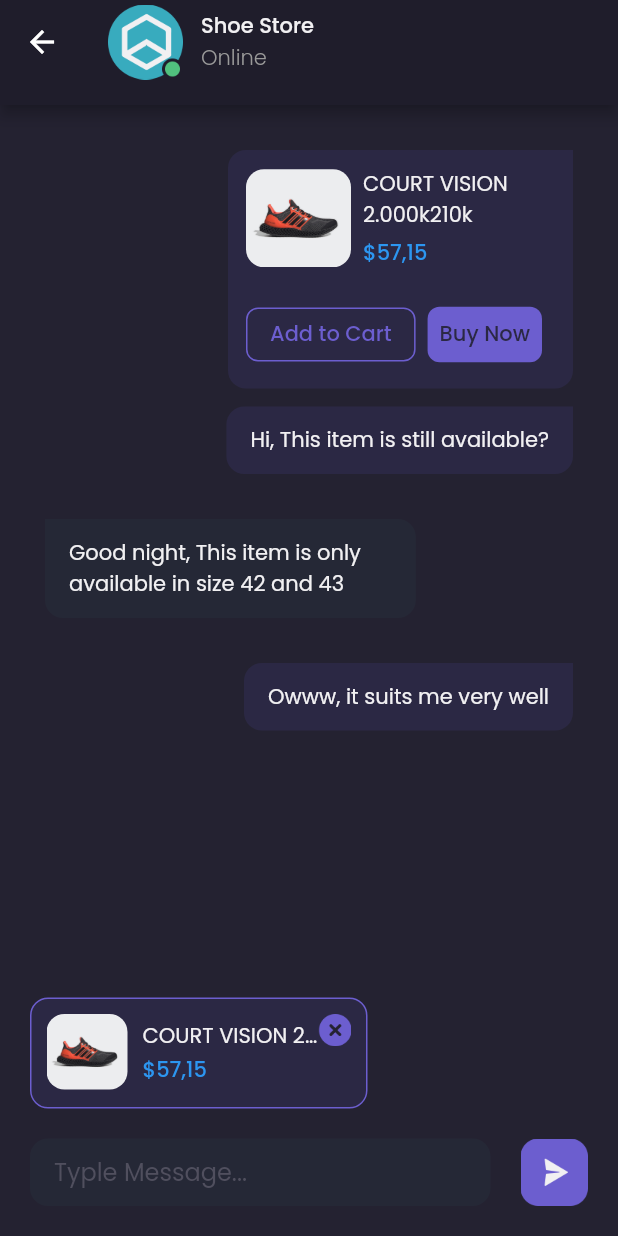
After one commit to rayhanmahardhika/shamo, a Flutter app: the DetailChatPage screen opened by its route, on a phone screen of 412 x 824 dp. The commit adds this screen. Run offline on Flutter 3.47's test engine with Material 2 defaults, Android fonts, the phone set to English and light mode, and no system bars; our stand-ins replace google_fonts.

Commit message:
feat: chat page done

```diff
--- a/lib/main.dart
+++ b/lib/main.dart
@@ -1,4 +1,5 @@
 import 'package:flutter/material.dart';
+import 'package:shamo/pages/detail_chat_page.dart';
 import 'package:shamo/pages/home/main_page.dart';
 import 'package:shamo/pages/sign_in_page.dart';
 import 'package:shamo/pages/sign_up_page.dart';
@@ -17,6 +18,7 @@ class MyApp extends StatelessWidget {
         '/sign-in': (context) => SignInPage(),
         '/sign-up': (context) => SignUpPage(),
         '/home': (context) => MainPage(),
+        '/detail-chat': (context) => DetailChatPage(),
       },
     );
   }
--- /dev/null
+++ b/lib/pages/detail_chat_page.dart
@@ -0,0 +1,181 @@
+import 'package:flutter/material.dart';
+import 'package:shamo/pages/widgets/chat_bubble.dart';
+import 'package:shamo/theme.dart';
+
+class DetailChatPage extends StatelessWidget {
+  @override
+  Widget build(BuildContext context) {
+    PreferredSizeWidget header() {
+      return PreferredSize(
+        preferredSize: Size.fromHeight(70),
+        child: AppBar(
+          backgroundColor: backgroundColor1,
+          centerTitle: false,
+          title: Row(
+            children: [
+              Image.asset(
+                'assets/icon_shop_online.png',
+                width: 50,
+              ),
+              SizedBox(
+                width: 12,
+              ),
+              Column(
+                crossAxisAlignment: CrossAxisAlignment.start,
+                children: [
+                  Text(
+                    'Shoe Store',
+                    style: primaryTextStyle.copyWith(
+                      fontWeight: medium,
+                      fontSize: 14,
+                    ),
+                  ),
+                  Text(
+                    'Online',
+                    style: secondaryTextStyle.copyWith(
+                      fontWeight: light,
+                      fontSize: 14,
+                    ),
+                  ),
+                ],
+              ),
+            ],
+          ),
+        ),
+      );
+    }
+
+    Widget productPreview() {
+      return Container(
+        width: 225,
+        height: 74,
+        margin: EdgeInsets.only(
+          bottom: 20,
+        ),
+        padding: EdgeInsets.all(10),
+        decoration: BoxDecoration(
+          color: backgroundColor5,
+          borderRadius: BorderRadius.circular(12),
+          border: Border.all(
+            color: primaryColor,
+          ),
+        ),
+        child: Row(
+          crossAxisAlignment: CrossAxisAlignment.start,
+          children: [
+            ClipRRect(
+              borderRadius: BorderRadius.circular(12),
+              child: Image.asset(
+                'assets/image_shoes.png',
+                width: 54,
+              ),
+            ),
+            SizedBox(
+              width: 10,
+            ),
+            Expanded(
+              child: Column(
+                crossAxisAlignment: CrossAxisAlignment.start,
+                mainAxisAlignment: MainAxisAlignment.center,
+                children: [
+                  Text(
+                    'COURT VISION 2.0',
+                    style: primaryTextStyle,
+                    overflow: TextOverflow.ellipsis,
+                  ),
+                  SizedBox(
+                    height: 2,
+                  ),
+                  Text(
+                    '\$57,15',
+                    style: priceTextStyle.copyWith(
+                      fontWeight: medium,
+                    ),
+                  ),
+                ],
+              ),
+            ),
+            Image.asset(
+              'assets/button_remove_item.png',
+              width: 22,
+            ),
+          ],
+        ),
+      );
+    }
+
+    Widget chatInput() {
+      return Container(
+        margin: EdgeInsets.all(20),
+        child: Column(
+          crossAxisAlignment: CrossAxisAlignment.start,
+          mainAxisSize: MainAxisSize.min,
+          children: [
+            productPreview(),
+            Row(
+              children: [
+                Expanded(
+                  child: Container(
+                    height: 45,
+                    padding: EdgeInsets.symmetric(
+                      horizontal: 16,
+                    ),
+                    decoration: BoxDecoration(
+                      color: backgroundColor4,
+                      borderRadius: BorderRadius.circular(12),
+                    ),
+                    child: Center(
+                      child: TextFormField(
+                        decoration: InputDecoration.collapsed(
+                          hintText: 'Typle Message...',
+                          hintStyle: subtitleTextStyle,
+                        ),
+                      ),
+                    ),
+                  ),
+                ),
+                SizedBox(
+                  width: 20,
+                ),
+                Image.asset(
+                  'assets/button_send_chat.png',
+                  width: 45,
+                ),
+              ],
+            ),
+          ],
+        ),
+      );
+    }
+
+    Widget content() {
+      return ListView(
+        padding: EdgeInsets.symmetric(
+          horizontal: defaultMargin,
+        ),
+        children: [
+          ChatBubble(
+            isSender: true,
+            text: 'Hi, This item is still available?',
+            hasProduct: true,
+          ),
+          ChatBubble(
+            isSender: false,
+            text: 'Good night, This item is only available in size 42 and 43',
+          ),
+          ChatBubble(
+            isSender: true,
+            text: 'Owww, it suits me very well',
+          ),
+        ],
+      );
+    }
+
+    return Scaffold(
+      backgroundColor: backgroundColor3,
+      appBar: header(),
+      bottomNavigationBar: chatInput(),
+      body: content(),
+    );
+  }
+}
--- /dev/null
+++ b/lib/pages/widgets/chat_bubble.dart
@@ -0,0 +1,158 @@
+import 'package:flutter/material.dart';
+import 'package:google_fonts/google_fonts.dart';
+import 'package:shamo/theme.dart';
+
+class ChatBubble extends StatelessWidget {
+  final String text;
+  final bool isSender;
+  final bool hasProduct;
+
+  ChatBubble({
+    this.isSender = false,
+    this.text = '',
+    this.hasProduct = false,
+  });
+
+  @override
+  Widget build(BuildContext context) {
+    Widget productReview() {
+      return Container(
+        width: 230,
+        margin: EdgeInsets.only(
+          bottom: 12,
+        ),
+        padding: EdgeInsets.all(12),
+        decoration: BoxDecoration(
+          borderRadius: BorderRadius.only(
+            topLeft: Radius.circular(isSender ? 12 : 0),
+            topRight: Radius.circular(isSender ? 0 : 12),
+            bottomLeft: Radius.circular(12),
+            bottomRight: Radius.circular(12),
+          ),
+          color: isSender ? backgroundColor5 : backgroundColor4,
+        ),
+        child: Column(
+          children: [
+            Row(
+              children: [
+                ClipRRect(
+                  borderRadius: BorderRadius.circular(12),
+                  child: Image.asset(
+                    'assets/image_shoes.png',
+                    width: 70,
+                  ),
+                ),
+                SizedBox(
+                  width: 8,
+                ),
+                Expanded(
+                  child: Column(
+                    crossAxisAlignment: CrossAxisAlignment.start,
+                    children: [
+                      Text(
+                        'COURT VISION 2.000k210k',
+                        style: primaryTextStyle,
+                      ),
+                      SizedBox(
+                        height: 4,
+                      ),
+                      Text(
+                        '\$57,15',
+                        style: priceTextStyle.copyWith(fontWeight: medium),
+                      ),
+                    ],
+                  ),
+                ),
+              ],
+            ),
+            SizedBox(
+              height: 20,
+            ),
+            Row(
+              children: [
+                OutlinedButton(
+                  onPressed: () {},
+                  style: OutlinedButton.styleFrom(
+                    side: BorderSide(
+                      color: primaryColor,
+                    ),
+                    shape: RoundedRectangleBorder(
+                      borderRadius: BorderRadius.circular(8),
+                    ),
+                  ),
+                  child: Text(
+                    'Add to Cart',
+                    style: purpleTextStyle,
+                  ),
+                ),
+                SizedBox(
+                  width: 8,
+                ),
+                TextButton(
+                  onPressed: () {},
+                  style: TextButton.styleFrom(
+                    backgroundColor: primaryColor,
+                    shape: RoundedRectangleBorder(
+                      borderRadius: BorderRadius.circular(8),
+                    ),
+                  ),
+                  child: Text(
+                    'Buy Now',
+                    style: GoogleFonts.poppins(
+                      color: backgroundColor5,
+                      fontWeight: medium,
+                    ),
+                  ),
+                ),
+              ],
+            ),
+          ],
+        ),
+      );
+    }
+
+    return Container(
+      width: double.infinity,
+      margin: EdgeInsets.only(
+        top: 30,
+      ),
+      child: Column(
+        crossAxisAlignment:
+            isSender ? CrossAxisAlignment.end : CrossAxisAlignment.start,
+        children: [
+          hasProduct ? productReview() : SizedBox(),
+          Row(
+            mainAxisAlignment:
+                isSender ? MainAxisAlignment.end : MainAxisAlignment.start,
+            children: [
+              Flexible(
+                child: Container(
+                  constraints: BoxConstraints(
+                    maxWidth: MediaQuery.of(context).size.width * 0.6,
+                  ),
+                  padding: EdgeInsets.symmetric(
+                    horizontal: 16,
+                    vertical: 12,
+                  ),
+                  decoration: BoxDecoration(
+                    borderRadius: BorderRadius.only(
+                      topLeft: Radius.circular(isSender ? 12 : 0),
+                      topRight: Radius.circular(isSender ? 0 : 12),
+                      bottomLeft: Radius.circular(12),
+                      bottomRight: Radius.circular(12),
+                    ),
+                    color: isSender ? backgroundColor5 : backgroundColor4,
+                  ),
+                  child: Text(
+                    text,
+                    style: primaryTextStyle,
+                  ),
+                ),
+              ),
+            ],
+          ),
+        ],
+      ),
+    );
+  }
+}
--- a/lib/pages/widgets/chat_tile.dart
+++ b/lib/pages/widgets/chat_tile.dart
@@ -4,7 +4,11 @@ import 'package:shamo/theme.dart';
 class ChatTile extends StatelessWidget {
   @override
   Widget build(BuildContext context) {
-    return Container(
+    return GestureDetector(
+      onTap: () {
+        Navigator.pushNamed(context, '/detail-chat');
+      },
+      child: Container(
         margin: EdgeInsets.only(top: 33),
         child: Column(
           children: [
@@ -54,6 +58,7 @@ class ChatTile extends StatelessWidget {
             ),
           ],
         ),
+      ),
     );
   }
 }
--- a/lib/theme.dart
+++ b/lib/theme.dart
@@ -11,10 +11,11 @@ Color priceColor = Color(0xff2C96F1);
 Color backgroundColor1 = Color(0xff1F1D2B);
 Color backgroundColor2 = Color(0xff2B2937);
 Color backgroundColor3 = Color(0xff242231);
-Color backgroundColor4 = Color(0xff242231);
+Color backgroundColor4 = Color(0xff252836);
+Color backgroundColor5 = Color(0xff2B2844);
 Color primaryTextColor = Color(0xffF1F0F2);
 Color secondaryTextColor = Color(0xff999999);
-Color subtitleColor = Color(0xff252836);
+Color subtitleColor = Color(0xff504F5E);
 Color transparentColor = Colors.transparent;
 Color blackColor = Color(0xff2E2E2E);
 
```
Also changed, not shown: assets/button_remove_item.png (added), assets/button_send_chat.png (added), assets/icon_shop_online.png (added). Lines whose indentation alone changed are shown as unchanged.
